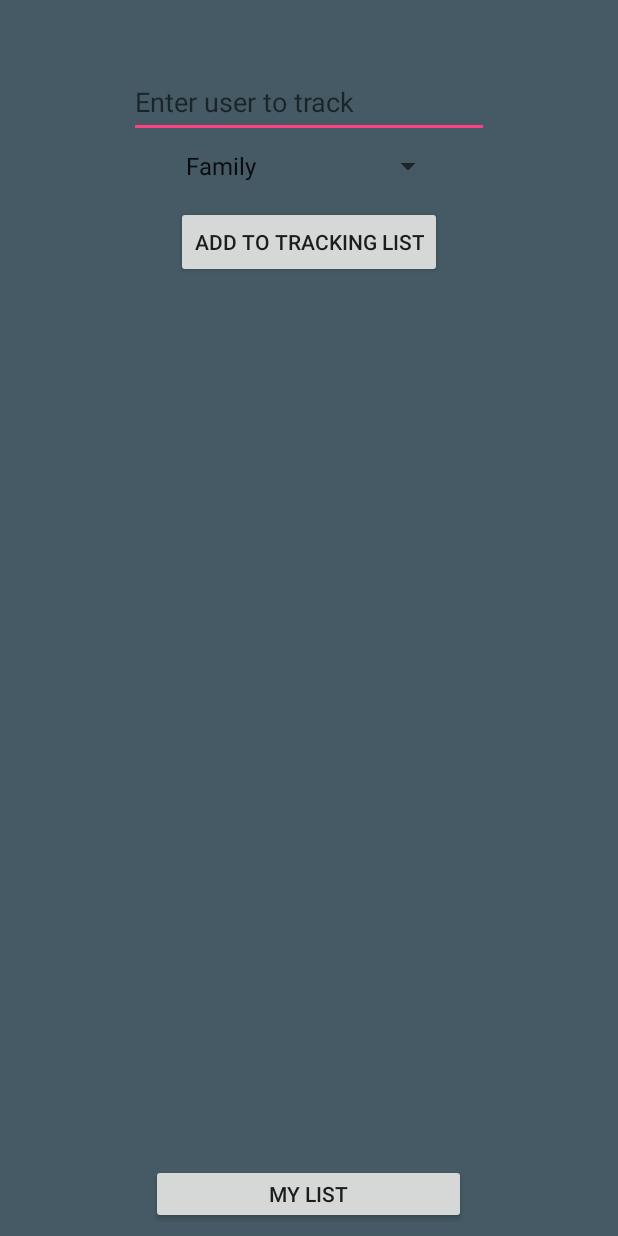
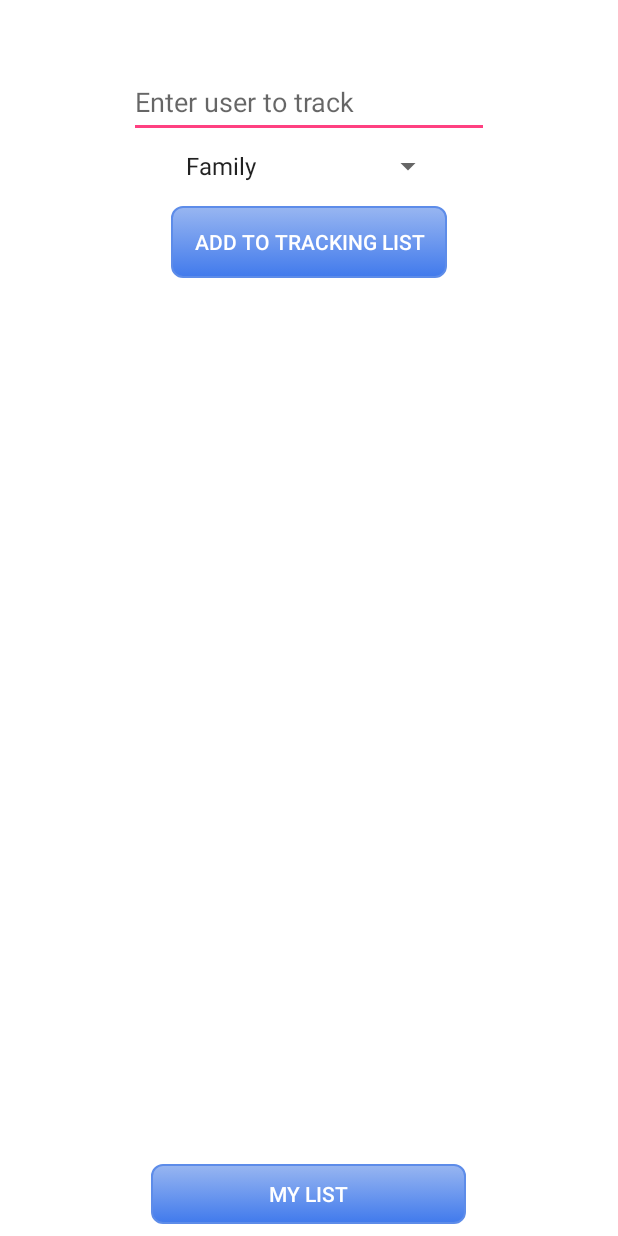
Before and after one commit to kelsheyk/trackerApp, an Android app: the ManageActivity screen opened directly, with no data from a screen before it, on a phone screen of 412 x 824 dp. Run offline under Robolectric (Android 15) with nearby library versions, the phone set to English and light mode, and no system bars; libraries missing offline, so code that uses them is left out: com.loopj.android.

Commit message:
layout color changes

```diff
--- a/android-tracker/app/src/main/java/com/example/android_tracker/TrackeeButton.java
+++ b/android-tracker/app/src/main/java/com/example/android_tracker/TrackeeButton.java
@@ -4,6 +4,7 @@ import android.content.Context;
 import android.content.Intent;
 import android.graphics.Color;
 import android.graphics.drawable.Drawable;
+import android.support.annotation.ColorInt;
 import android.view.View;
 import android.view.textclassifier.TextClassifier;
 import android.widget.LinearLayout;
@@ -28,6 +29,7 @@ public class TrackeeButton extends android.support.v7.widget.AppCompatButton //
         singleTrackIntent = intent;
 
         this.setText(email);
+        this.setBackgroundColor(Color.WHITE);
         this.setTextSize(16);
         this.setClickable(true);
         this.setLayoutParams(new LinearLayout.LayoutParams( LinearLayout.LayoutParams.MATCH_PARENT,
--- a/android-tracker/app/src/main/res/drawable/rounded_button.xml
+++ b/android-tracker/app/src/main/res/drawable/rounded_button.xml
@@ -3,22 +3,22 @@
     <item android:state_pressed="true" >
         <shape android:shape="rectangle"  >
             <corners android:radius="7dip" />
-            <stroke android:width="1dip" android:color="#5e7974" />
-            <gradient android:angle="-90" android:startColor="#345953" android:endColor="#689a92"  />
+            <stroke android:width="1dip" android:color="#5cf4ec" />
+            <gradient android:angle="-90" android:startColor="#53cfbb" android:endColor="#a953cfbb"  />
         </shape>
     </item>
     <item android:state_focused="true">
         <shape android:shape="rectangle"  >
             <corners android:radius="7dip" />
-            <stroke android:width="1dip" android:color="#5e7974" />
-            <solid android:color="#58857e"/>
+            <stroke android:width="1dip" android:color="#23dfbc" />
+            <solid android:color="#15c2a2"/>
         </shape>
     </item>
     <item >
         <shape android:shape="rectangle"  >
             <corners android:radius="7dip" />
-            <stroke android:width="1dip" android:color="#5e7974" />
-            <gradient android:angle="-90" android:startColor="#8dbab3" android:endColor="#58857e" />
+            <stroke android:width="1dip" android:color="#5d8ce9" />
+            <gradient android:angle="-90" android:startColor="#a25d8ce9" android:endColor="#417aec" />
         </shape>
     </item>
 </selector>
--- /dev/null
+++ b/android-tracker/app/src/main/res/drawable/tab_color_selector.xml
@@ -0,0 +1,5 @@
+<?xml version="1.0" encoding="utf-8"?>
+<selector xmlns:android="http://schemas.android.com/apk/res/android">
+    <item android:drawable="@color/tab_background_selected" android:state_selected="true" />
+    <item android:drawable="@android:color/white"/>
+</selector>
--- a/android-tracker/app/src/main/res/layout/activity_manage.xml
+++ b/android-tracker/app/src/main/res/layout/activity_manage.xml
@@ -5,7 +5,7 @@
     android:layout_width="match_parent"
     android:layout_height="match_parent"
     android:orientation="vertical"
-    android:background="@color/blue_grey_700"
+    android:background="@android:color/white"
     tools:context="com.example.android_tracker.ManageActivity">
 
     <EditText
@@ -35,16 +35,18 @@
 
     <Button
         android:id="@+id/add_button"
-        android:layout_width="wrap_content"
+        android:layout_width="184dp"
         android:layout_height="wrap_content"
+        android:layout_gravity="center"
         android:layout_marginBottom="28dp"
         android:layout_marginLeft="8dp"
         android:layout_marginRight="8dp"
+        android:background="@drawable/rounded_button"
         android:text="Add to Tracking List"
+        android:textColor="@android:color/white"
         app:layout_constraintBottom_toBottomOf="parent"
         app:layout_constraintLeft_toLeftOf="parent"
-        app:layout_constraintRight_toRightOf="parent"
-        android:layout_gravity="center"/>
+        app:layout_constraintRight_toRightOf="parent" />
 
     <ScrollView
         android:id="@+id/scrollView2"
@@ -88,6 +90,8 @@
         android:layout_marginRight="8dp"
         android:layout_marginTop="16dp"
         android:text="My List"
+        android:textColor="@android:color/white"
+        android:background="@drawable/rounded_button"
         app:layout_constraintBottom_toTopOf="@+id/scrollView2"
         app:layout_constraintLeft_toLeftOf="parent"
         app:layout_constraintRight_toRightOf="parent"
--- a/android-tracker/app/src/main/res/values/colors.xml
+++ b/android-tracker/app/src/main/res/values/colors.xml
@@ -1,6 +1,6 @@
 <?xml version="1.0" encoding="utf-8"?>
 <resources>
-    <color name="colorPrimary">#3F51B5</color>
+    <color name="colorPrimary">#3f51b5</color>
     <color name="colorPrimaryDark">#303F9F</color>
     <color name="colorAccent">#FF4081</color>
     <color name="blue_grey_500">#607d8b</color>
@@ -8,4 +8,6 @@
     <color name="blue_grey_700">#455a64</color>
     <color name="blue_grey_800">#37474F</color>
     <color name="blue_grey_900">#263238</color>
+    <color name="tab_background_selected">#a25d8ce9</color>
+
 </resources>
```
Also changed, not shown: android-tracker/app/src/main/res/layout/activity_login.xml (+5 -2 lines), android-tracker/app/src/main/res/layout/activity_my_list.xml (+11 -3 lines), android-tracker/app/src/main/res/layout/activity_single_track.xml (+8 -4 lines).
